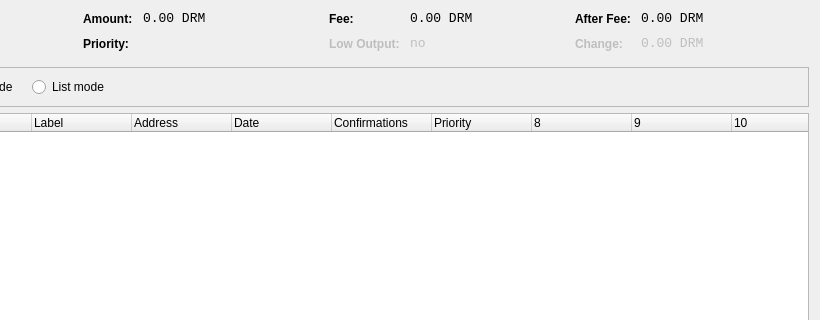
First picture: the form in src/qt/forms/coincontroldialog.ui, repository muddafudda/Colossuscoin, before the edit; both pictures show x 180 to 1000 and y 0 to 320 of the 1000 by 500 pixel window.
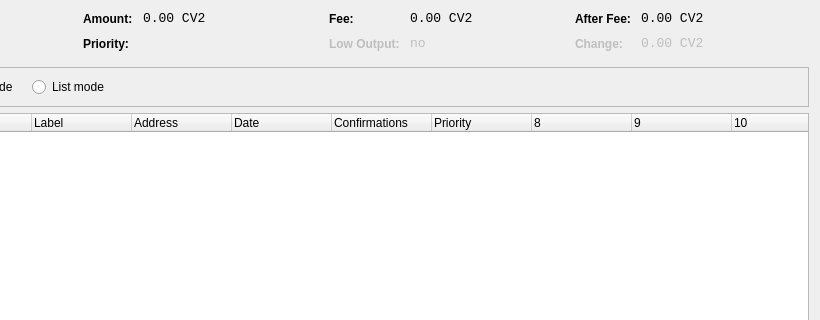
Second picture: the form after the edit. Custom widgets are drawn as their Qt base class.

Patch:
```diff
--- a/src/qt/forms/coincontroldialog.ui
+++ b/src/qt/forms/coincontroldialog.ui
@@ -141,7 +141,7 @@
           <enum>Qt::ActionsContextMenu</enum>
          </property>
          <property name="text">
-          <string notr="true">0.00 DRM</string>
+          <string notr="true">0.00 CV2</string>
          </property>
          <property name="textInteractionFlags">
           <set>Qt::LinksAccessibleByMouse|Qt::TextSelectableByKeyboard|Qt::TextSelectableByMouse</set>
@@ -221,7 +221,7 @@
           <enum>Qt::ActionsContextMenu</enum>
          </property>
          <property name="text">
-          <string notr="true">0.00 DRM</string>
+          <string notr="true">0.00 CV2</string>
          </property>
          <property name="textInteractionFlags">
           <set>Qt::LinksAccessibleByMouse|Qt::TextSelectableByKeyboard|Qt::TextSelectableByMouse</set>
@@ -307,7 +307,7 @@
           <enum>Qt::ActionsContextMenu</enum>
          </property>
          <property name="text">
-          <string notr="true">0.00 DRM</string>
+          <string notr="true">0.00 CV2</string>
          </property>
          <property name="textInteractionFlags">
           <set>Qt::LinksAccessibleByMouse|Qt::TextSelectableByKeyboard|Qt::TextSelectableByMouse</set>
@@ -345,7 +345,7 @@
           <enum>Qt::ActionsContextMenu</enum>
          </property>
          <property name="text">
-          <string notr="true">0.00 DRM</string>
+          <string notr="true">0.00 CV2</string>
          </property>
          <property name="textInteractionFlags">
           <set>Qt::LinksAccessibleByMouse|Qt::TextSelectableByKeyboard|Qt::TextSelectableByMouse</set>
```
